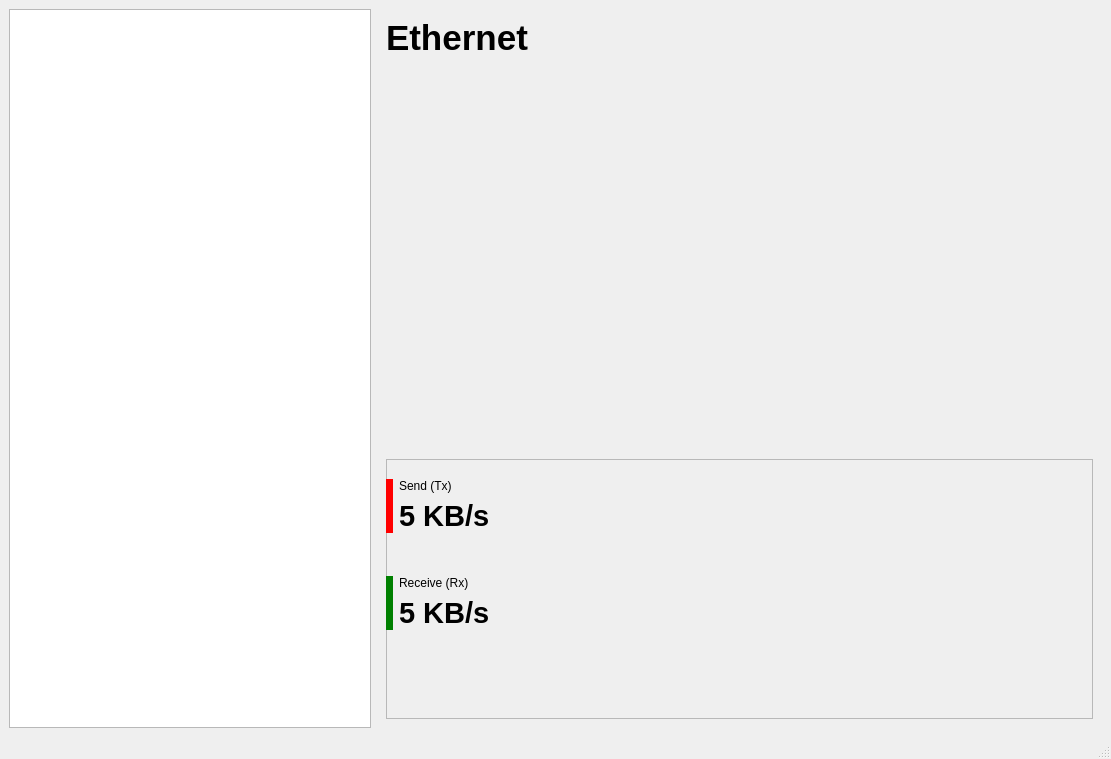
Before: the Qt Designer form ltm.ui in rejuce/LikeTaskManager, drawn with Qt 5.
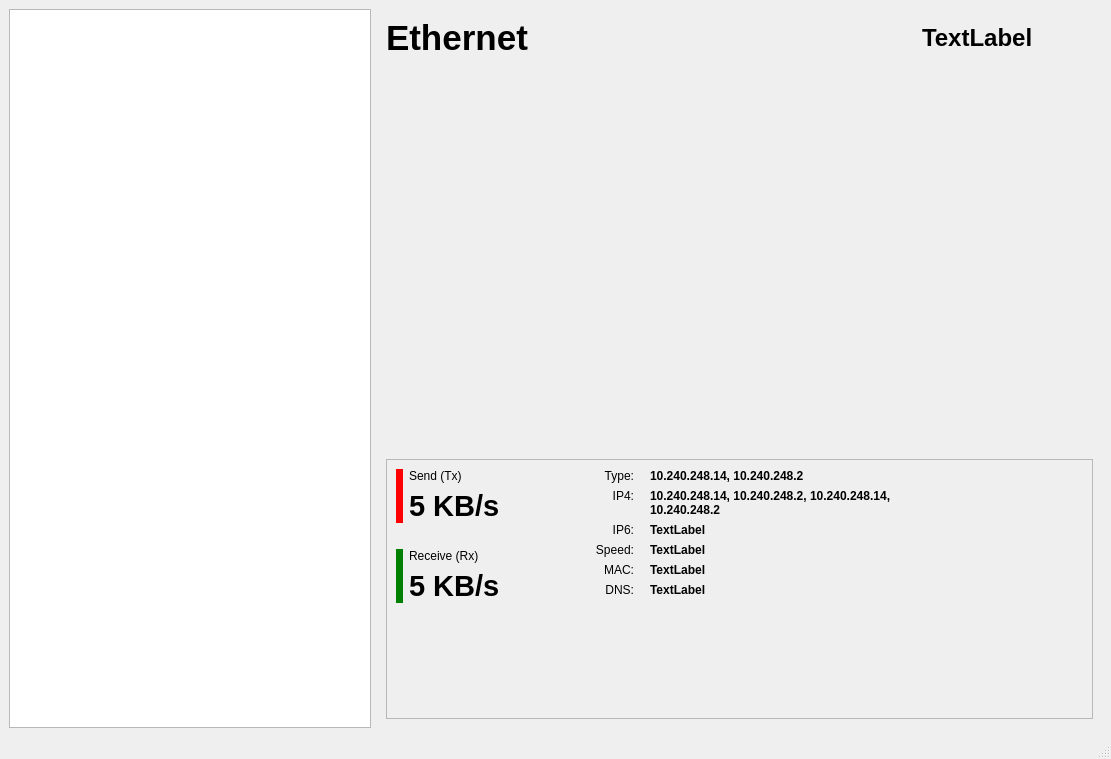
After: the same form once the commit is applied. Custom widgets are drawn as their Qt base class.

```diff
--- a/ltm.ui
+++ b/ltm.ui
@@ -88,6 +88,8 @@
       <widget class="QWidget" name="page_4">
        <layout class="QVBoxLayout" name="verticalLayout_2">
         <item>
+         <layout class="QHBoxLayout" name="horizontalLayout_2">
+          <item>
          <widget class="QLabel" name="label_10">
           <property name="sizePolicy">
            <sizepolicy hsizetype="Preferred" vsizetype="Preferred">
@@ -105,7 +107,48 @@
           <property name="text">
            <string>Ethernet</string>
           </property>
-         </widget>
+            <property name="alignment">
+             <set>Qt::AlignLeading|Qt::AlignLeft|Qt::AlignVCenter</set>
+            </property>
+           </widget>
+          </item>
+          <item>
+           <widget class="QLabel" name="labNetName">
+            <property name="font">
+             <font>
+              <pointsize>18</pointsize>
+              <weight>75</weight>
+              <bold>true</bold>
+             </font>
+            </property>
+            <property name="text">
+             <string>TextLabel</string>
+            </property>
+            <property name="alignment">
+             <set>Qt::AlignLeading|Qt::AlignLeft|Qt::AlignVCenter</set>
+            </property>
+            <property name="indent">
+             <number>-1</number>
+            </property>
+           </widget>
+          </item>
+          <item>
+           <spacer name="horizontalSpacer">
+            <property name="orientation">
+             <enum>Qt::Horizontal</enum>
+            </property>
+            <property name="sizeType">
+             <enum>QSizePolicy::Fixed</enum>
+            </property>
+            <property name="sizeHint" stdset="0">
+             <size>
+              <width>60</width>
+              <height>20</height>
+             </size>
+            </property>
+           </spacer>
+          </item>
+         </layout>
         </item>
         <item>
          <widget class="QwtPlot" name="plotNetwork" native="true">
@@ -134,16 +177,31 @@
           <property name="frameShadow">
            <enum>QFrame::Raised</enum>
           </property>
-          <widget class="QWidget" name="">
-           <property name="geometry">
-            <rect>
-             <x>0</x>
-             <y>20</y>
-             <width>191</width>
-             <height>151</height>
-            </rect>
-           </property>
+          <layout class="QHBoxLayout" name="horizontalLayout_3">
+           <item>
            <layout class="QGridLayout" name="gridLayout">
+             <item row="2" column="1">
+              <spacer name="verticalSpacer">
+               <property name="sizePolicy">
+                <sizepolicy hsizetype="Minimum" vsizetype="Fixed">
+                 <horstretch>0</horstretch>
+                 <verstretch>0</verstretch>
+                </sizepolicy>
+               </property>
+               <property name="orientation">
+                <enum>Qt::Vertical</enum>
+               </property>
+               <property name="sizeType">
+                <enum>QSizePolicy::Fixed</enum>
+               </property>
+               <property name="sizeHint" stdset="0">
+                <size>
+                 <width>5</width>
+                 <height>20</height>
+                </size>
+               </property>
+              </spacer>
+             </item>
             <item row="0" column="1">
              <widget class="QLabel" name="label">
               <property name="sizePolicy">
@@ -254,14 +312,8 @@
               </property>
              </widget>
             </item>
-            <item row="2" column="1">
-             <spacer name="verticalSpacer">
-              <property name="sizePolicy">
-               <sizepolicy hsizetype="Minimum" vsizetype="Expanding">
-                <horstretch>20</horstretch>
-                <verstretch>0</verstretch>
-               </sizepolicy>
-              </property>
+             <item row="5" column="1">
+              <spacer name="verticalSpacer_3">
               <property name="orientation">
                <enum>Qt::Vertical</enum>
               </property>
@@ -274,7 +326,229 @@
              </spacer>
             </item>
            </layout>
-          </widget>
+           </item>
+           <item>
+            <spacer name="horizontalSpacer_4">
+             <property name="orientation">
+              <enum>Qt::Horizontal</enum>
+             </property>
+             <property name="sizeType">
+              <enum>QSizePolicy::Fixed</enum>
+             </property>
+             <property name="sizeHint" stdset="0">
+              <size>
+               <width>60</width>
+               <height>20</height>
+              </size>
+             </property>
+            </spacer>
+           </item>
+           <item>
+            <layout class="QGridLayout" name="gridLayout_2">
+             <property name="sizeConstraint">
+              <enum>QLayout::SetDefaultConstraint</enum>
+             </property>
+             <item row="6" column="0">
+              <spacer name="verticalSpacer_2">
+               <property name="orientation">
+                <enum>Qt::Vertical</enum>
+               </property>
+               <property name="sizeHint" stdset="0">
+                <size>
+                 <width>20</width>
+                 <height>40</height>
+                </size>
+               </property>
+              </spacer>
+             </item>
+             <item row="2" column="0">
+              <widget class="QLabel" name="label_7">
+               <property name="text">
+                <string>IP6:</string>
+               </property>
+               <property name="alignment">
+                <set>Qt::AlignRight|Qt::AlignTop|Qt::AlignTrailing</set>
+               </property>
+              </widget>
+             </item>
+             <item row="3" column="2">
+              <widget class="QLabel" name="labNetwSpeed">
+               <property name="font">
+                <font>
+                 <weight>75</weight>
+                 <bold>true</bold>
+                </font>
+               </property>
+               <property name="text">
+                <string>TextLabel</string>
+               </property>
+              </widget>
+             </item>
+             <item row="0" column="0">
+              <widget class="QLabel" name="label_5">
+               <property name="text">
+                <string>Type:</string>
+               </property>
+               <property name="alignment">
+                <set>Qt::AlignRight|Qt::AlignTop|Qt::AlignTrailing</set>
+               </property>
+              </widget>
+             </item>
+             <item row="0" column="2">
+              <widget class="QLabel" name="labNetwType">
+               <property name="font">
+                <font>
+                 <weight>75</weight>
+                 <bold>true</bold>
+                </font>
+               </property>
+               <property name="text">
+                <string>10.240.248.14, 10.240.248.2</string>
+               </property>
+               <property name="alignment">
+                <set>Qt::AlignLeading|Qt::AlignLeft|Qt::AlignTop</set>
+               </property>
+              </widget>
+             </item>
+             <item row="3" column="0">
+              <widget class="QLabel" name="label_11">
+               <property name="text">
+                <string>Speed:</string>
+               </property>
+               <property name="alignment">
+                <set>Qt::AlignRight|Qt::AlignTop|Qt::AlignTrailing</set>
+               </property>
+              </widget>
+             </item>
+             <item row="1" column="1">
+              <spacer name="horizontalSpacer_2">
+               <property name="orientation">
+                <enum>Qt::Horizontal</enum>
+               </property>
+               <property name="sizeType">
+                <enum>QSizePolicy::Fixed</enum>
+               </property>
+               <property name="sizeHint" stdset="0">
+                <size>
+                 <width>10</width>
+                 <height>20</height>
+                </size>
+               </property>
+              </spacer>
+             </item>
+             <item row="1" column="0">
+              <widget class="QLabel" name="label_6">
+               <property name="text">
+                <string>IP4:</string>
+               </property>
+               <property name="alignment">
+                <set>Qt::AlignRight|Qt::AlignTop|Qt::AlignTrailing</set>
+               </property>
+              </widget>
+             </item>
+             <item row="1" column="2">
+              <widget class="QLabel" name="labNetwIp4">
+               <property name="font">
+                <font>
+                 <weight>75</weight>
+                 <bold>true</bold>
+                </font>
+               </property>
+               <property name="text">
+                <string>10.240.248.14, 10.240.248.2, 10.240.248.14, 10.240.248.2</string>
+               </property>
+               <property name="alignment">
+                <set>Qt::AlignLeading|Qt::AlignLeft|Qt::AlignTop</set>
+               </property>
+               <property name="wordWrap">
+                <bool>true</bool>
+               </property>
+              </widget>
+             </item>
+             <item row="2" column="2">
+              <widget class="QLabel" name="labNetwIp6">
+               <property name="minimumSize">
+                <size>
+                 <width>300</width>
+                 <height>0</height>
+                </size>
+               </property>
+               <property name="font">
+                <font>
+                 <weight>75</weight>
+                 <bold>true</bold>
+                </font>
+               </property>
+               <property name="text">
+                <string>TextLabel</string>
+               </property>
+               <property name="alignment">
+                <set>Qt::AlignLeading|Qt::AlignLeft|Qt::AlignTop</set>
+               </property>
+              </widget>
+             </item>
+             <item row="4" column="0">
+              <widget class="QLabel" name="label_12">
+               <property name="text">
+                <string>MAC:</string>
+               </property>
+               <property name="alignment">
+                <set>Qt::AlignRight|Qt::AlignTop|Qt::AlignTrailing</set>
+               </property>
+              </widget>
+             </item>
+             <item row="4" column="2">
+              <widget class="QLabel" name="labNetwMac">
+               <property name="font">
+                <font>
+                 <weight>75</weight>
+                 <bold>true</bold>
+                </font>
+               </property>
+               <property name="text">
+                <string>TextLabel</string>
+               </property>
+              </widget>
+             </item>
+             <item row="5" column="0">
+              <widget class="QLabel" name="label_13">
+               <property name="text">
+                <string>DNS:</string>
+               </property>
+               <property name="alignment">
+                <set>Qt::AlignRight|Qt::AlignTop|Qt::AlignTrailing</set>
+               </property>
+              </widget>
+             </item>
+             <item row="5" column="2">
+              <widget class="QLabel" name="labNetwDNS">
+               <property name="font">
+                <font>
+                 <weight>75</weight>
+                 <bold>true</bold>
+                </font>
+               </property>
+               <property name="text">
+                <string>TextLabel</string>
+               </property>
+              </widget>
+             </item>
+            </layout>
+           </item>
+           <item>
+            <spacer name="horizontalSpacer_3">
+             <property name="orientation">
+              <enum>Qt::Horizontal</enum>
+             </property>
+             <property name="sizeHint" stdset="0">
+              <size>
+               <width>60</width>
+               <height>20</height>
+              </size>
+             </property>
+            </spacer>
+           </item>
+          </layout>
          </widget>
         </item>
        </layout>
```
Lines whose indentation alone changed are shown as unchanged.
